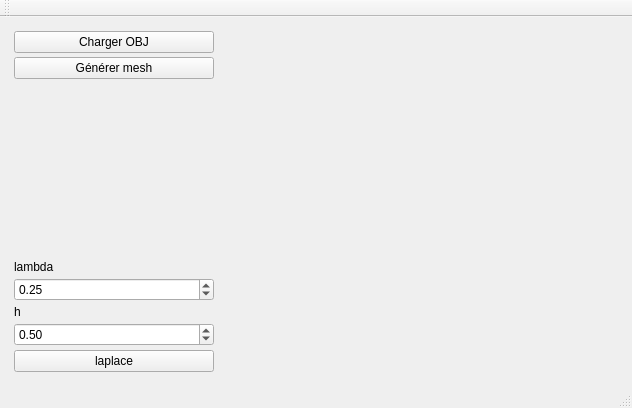
Above: mainwindow.ui from Anthiel/S3_Lissage-de-Maillages before the change. Below: the same form after it.
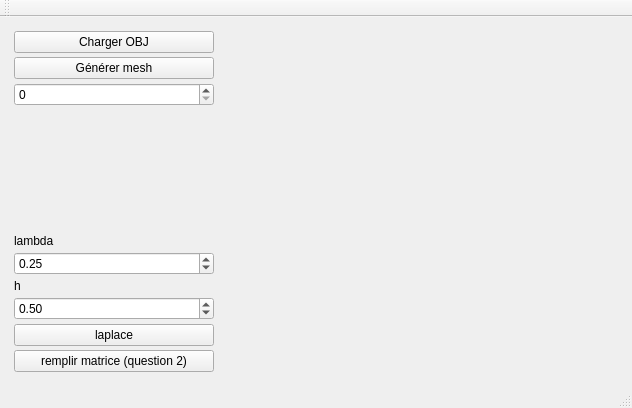
That is the form after the change. Custom widgets are drawn as their Qt base class.

Commit message: TP1 fini sauf mini bug calcul laplace si on spam

```diff
--- a/mainwindow.ui
+++ b/mainwindow.ui
@@ -65,6 +65,9 @@
          </property>
         </widget>
        </item>
+       <item>
+        <widget class="QSpinBox" name="vertexSelec"/>
+       </item>
        <item>
         <spacer name="verticalSpacer">
          <property name="orientation">
@@ -113,6 +116,13 @@
          </property>
         </widget>
        </item>
+       <item>
+        <widget class="QPushButton" name="fillMatrixQuestion2">
+         <property name="text">
+          <string>remplir matrice (question 2)</string>
+         </property>
+        </widget>
+       </item>
       </layout>
      </widget>
     </item>
```
The commit also changes 2 other files.
